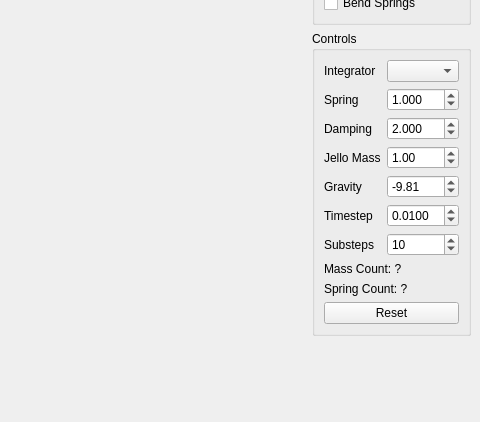
This is ui/MainWindow.ui in jw0z96/STAMassSpring as Qt 5 draws it before an edit; both pictures show x 655 to 1135 and y 149 to 571 of the 1135 by 741 pixel window. The edited form follows.
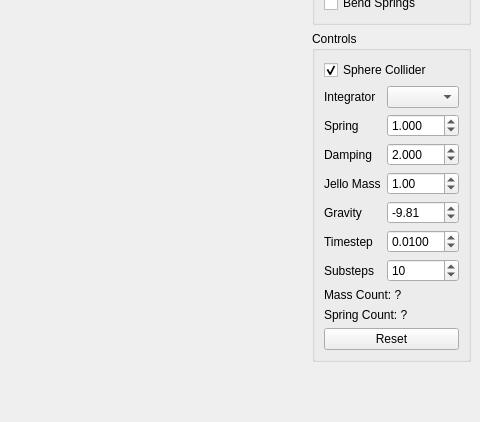
This is the edited form.

Commit message: added toggle for sphere collider

```diff
--- a/ui/MainWindow.ui
+++ b/ui/MainWindow.ui
@@ -231,6 +231,16 @@
            </property>
           </widget>
          </item>
+         <item row="0" column="0">
+          <widget class="QCheckBox" name="enableSphereColliderCheckBox">
+           <property name="text">
+            <string>Sphere Collider</string>
+           </property>
+           <property name="checked">
+            <bool>true</bool>
+           </property>
+          </widget>
+         </item>
         </layout>
        </widget>
       </item>
```
The commit also changes 8 other files.
